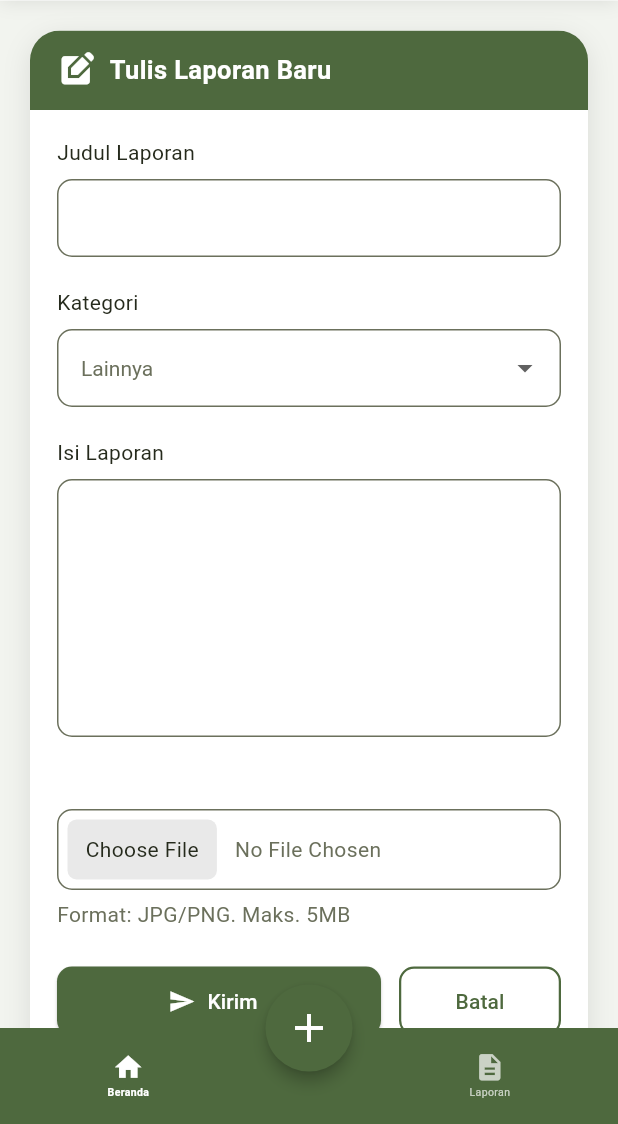
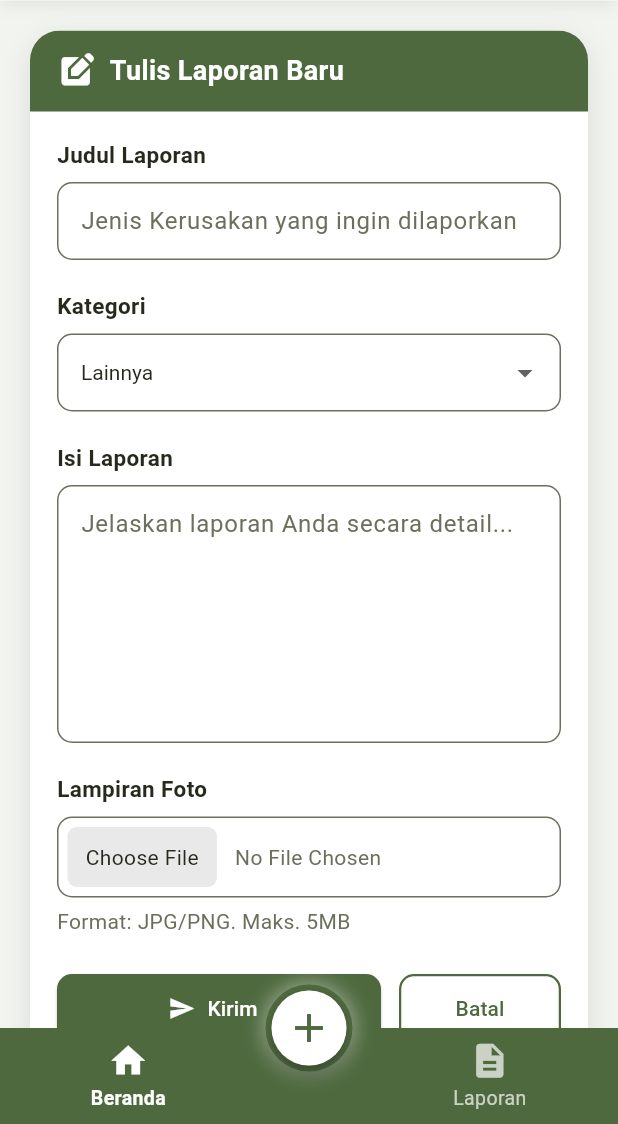
Before and after one commit to luthfiahhasibuan/LaporKampus, a Flutter app: the ReportPage screen opened directly, on a phone screen of 412 x 824 dp, the part 112-1236 px from its top. Run offline on Flutter 3.47's test engine with Material 3 defaults, Android fonts, the phone set to English and light mode, and no system bars; Roboto replaces fonts that are missing (Poppins).

Commit message:
Finalisasi kerangka UI halaman Buat Laporan

```diff
--- a/lib/constants/app_text_styles.dart
+++ b/lib/constants/app_text_styles.dart
@@ -32,13 +32,14 @@ class AppTextStyles {
 
   // Statistik
   static const TextStyle statNumber = TextStyle(
-    fontSize: 13,
+    fontSize: 20,
     fontWeight: FontWeight.bold,
     color: AppColors.textDark,
   );
   static const TextStyle statLabel = TextStyle(
-    fontSize: 10,
+    fontSize: 14,
     color: AppColors.textGrey,
+    fontWeight: FontWeight.bold,
   );
 
   // Menu card
@@ -54,13 +55,13 @@ class AppTextStyles {
 
   // Bottom navigation
   static const TextStyle navLabel = TextStyle(
-    fontSize: 7,
+    fontSize: 13,
     fontWeight: FontWeight.normal,
     color: Colors.white70,
   );
 
   static const TextStyle navLabelSelected = TextStyle(
-    fontSize: 7,
+    fontSize: 13,
     fontWeight: FontWeight.bold,
     color: AppColors.white,
   );
@@ -78,7 +79,7 @@ class AppTextStyles {
   );
 
   static const TextStyle reportTitle = TextStyle(
-    fontSize: 17,
+    fontSize: 18,
     fontWeight: FontWeight.bold,
     color: AppColors.white,
   );
@@ -90,8 +91,12 @@ class AppTextStyles {
   static const TextStyle fieldHelper = TextStyle(color: AppColors.white);
 
   // text field report
-  static const TextStyle formInput = TextStyle(color: AppColors.textGrey);
-  static const TextStyle formLabel = TextStyle(color: AppColors.textDark);
+  static const TextStyle formInput = TextStyle(color: AppColors.textDark);
+  static const TextStyle formLabel = TextStyle(
+    color: AppColors.textDark,
+    fontSize: 15,
+    fontWeight: FontWeight.bold,
+  );
   static const TextStyle formHint = TextStyle(color: AppColors.textGrey);
   static const TextStyle formHelper = TextStyle(color: AppColors.textDark);
 }
--- a/lib/main.dart
+++ b/lib/main.dart
@@ -1,6 +1,6 @@
 import 'package:flutter/material.dart';
 
-import 'pages/report_page.dart';
+import 'pages/home_page.dart';
 
 void main() {
   runApp(const LaporKampusApp());
@@ -17,7 +17,7 @@ class LaporKampusApp extends StatelessWidget {
 
       theme: ThemeData(useMaterial3: true, fontFamily: 'Poppins'),
 
-      home: const ReportPage(),
+      home: const HomePage(),
     );
   }
 }
--- a/lib/pages/report_page.dart
+++ b/lib/pages/report_page.dart
@@ -48,7 +48,7 @@ class _ReportPageState extends State<ReportPage> {
 
     return InputDecoration(
       hintText: hint,
-      hintStyle: AppTextStyles.fieldHint,
+      hintStyle: AppTextStyles.formHint,
       filled: true,
       fillColor: AppColors.white,
       contentPadding: const EdgeInsets.symmetric(horizontal: 12, vertical: 14),
@@ -190,7 +190,7 @@ class _ReportPageState extends State<ReportPage> {
                             // Lampiran foto
                             const Text(
                               'Lampiran Foto',
-                              style: AppTextStyles.fieldLabel,
+                              style: AppTextStyles.formLabel,
                             ),
                             const SizedBox(height: 8),
                             InkWell(
@@ -219,7 +219,7 @@ class _ReportPageState extends State<ReportPage> {
                                       ),
                                       child: const Text(
                                         'Choose File',
-                                        style: AppTextStyles.formLabel,
+                                        style: AppTextStyles.formInput,
                                       ),
                                     ),
                                     const SizedBox(width: 12),
@@ -227,7 +227,7 @@ class _ReportPageState extends State<ReportPage> {
                                       child: Text(
                                         _selectedFileName ?? 'No File Chosen',
                                         overflow: TextOverflow.ellipsis,
-                                        style: AppTextStyles.formInput,
+                                        style: AppTextStyles.formHint,
                                       ),
                                     ),
                                   ],
@@ -238,7 +238,7 @@ class _ReportPageState extends State<ReportPage> {
                             const SizedBox(height: 6),
                             const Text(
                               'Format: JPG/PNG. Maks. 5MB',
-                              style: AppTextStyles.formInput,
+                              style: AppTextStyles.formHint,
                             ),
 
                             const SizedBox(height: 24),
--- a/lib/widgets/add_report_fab.dart
+++ b/lib/widgets/add_report_fab.dart
@@ -9,15 +9,33 @@ class AddReportFab extends StatelessWidget {
 
   @override
   Widget build(BuildContext context) {
-    return SizedBox(
+    return Container(
       width: 58,
       height: 58,
-      child: FloatingActionButton(
-        onPressed: onPressed,
-        backgroundColor: AppColors.primary,
-        elevation: 4,
-        shape: const CircleBorder(),
-        child: const Icon(Icons.add, size: 32, color: AppColors.white),
+      padding: const EdgeInsets.all(0),
+      decoration: BoxDecoration(
+        shape: BoxShape.circle,
+        border: Border.all(color: AppColors.primary, width: 4),
+
+        boxShadow: [
+          BoxShadow(
+            color: AppColors.white.withOpacity(0.4),
+            blurRadius: 10,
+            spreadRadius: 2,
+          ),
+        ],
+      ),
+
+      child: SizedBox(
+        width: 59,
+        height: 59,
+        child: FloatingActionButton(
+          onPressed: onPressed,
+          backgroundColor: AppColors.white,
+          elevation: 4,
+          shape: const CircleBorder(),
+          child: const Icon(Icons.add, size: 32, color: AppColors.primary),
+        ),
       ),
     );
   }
--- a/lib/widgets/app_bottom_navigation.dart
+++ b/lib/widgets/app_bottom_navigation.dart
@@ -1,4 +1,5 @@
 import 'package:flutter/material.dart';
+
 import '../constants/app_colors.dart';
 import '../constants/app_text_styles.dart';
 
@@ -17,8 +18,11 @@ class AppBottomNavigation extends StatelessWidget {
   @override
   Widget build(BuildContext context) {
     return Container(
+      color: AppColors.primary,
+      child: SafeArea(
+        top: false,
+        child: SizedBox(
           height: 64,
-      color: AppColors.primary,
           child: Row(
             children: [
               Expanded(
@@ -39,6 +43,8 @@ class AppBottomNavigation extends StatelessWidget {
                 ),
               ),
             ],
+          ),
+        ),
       ),
     );
   }
@@ -67,7 +73,7 @@ class _NavItem extends StatelessWidget {
         children: [
           Icon(
             icon,
-            size: 21,
+            size: 27,
             color: selected ? AppColors.white : Colors.white70,
           ),
           const SizedBox(height: 2),
--- a/lib/widgets/statistic_card.dart
+++ b/lib/widgets/statistic_card.dart
@@ -19,7 +19,7 @@ class StatisticCard extends StatelessWidget {
   @override
   Widget build(BuildContext context) {
     return Container(
-      height: 95,
+      height: 110,
       decoration: BoxDecoration(
         color: AppColors.surfaceMuted,
         borderRadius: BorderRadius.circular(12),
```
Lines whose indentation alone changed are shown as unchanged.
